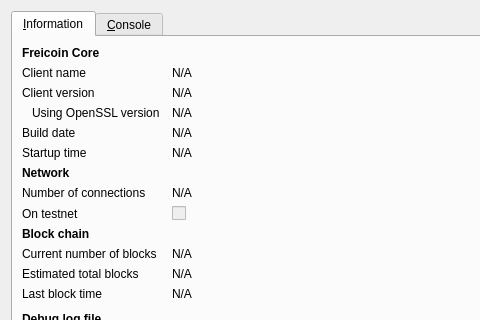
dixiecoin/dixiecoin, file src/qt/forms/rpcconsole.ui: the form before one commit; both pictures show x 0 to 480 and y 0 to 320 of the 740 by 450 pixel window.
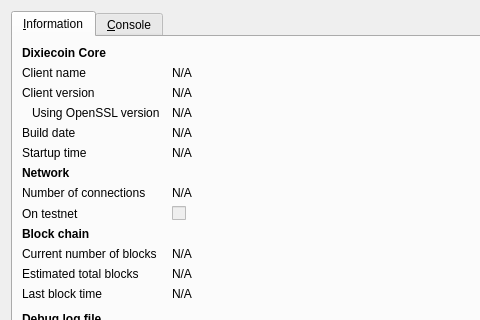
The form after the commit. Icons and pictures are not drawn.

```diff
--- a/src/qt/forms/rpcconsole.ui
+++ b/src/qt/forms/rpcconsole.ui
@@ -36,7 +36,7 @@
           </font>
          </property>
          <property name="text">
-          <string>Freicoin Core</string>
+          <string>Dixiecoin Core</string>
          </property>
         </widget>
        </item>
```
Left out of the diff: 6 changed lines with no effect on the pictures.
